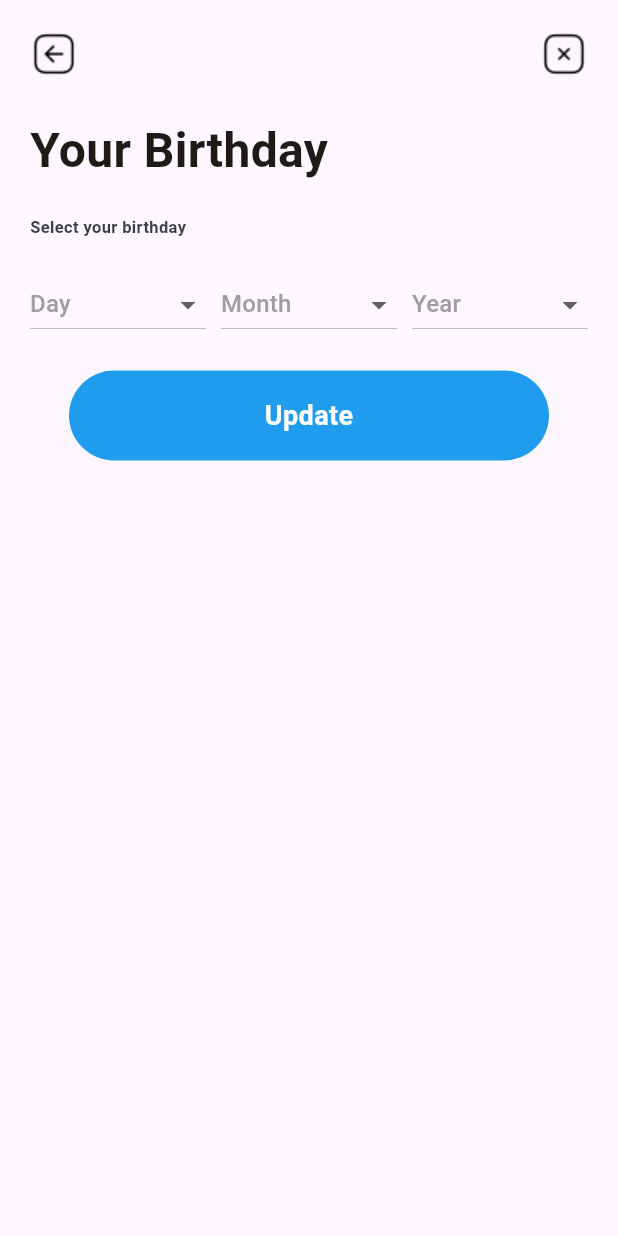
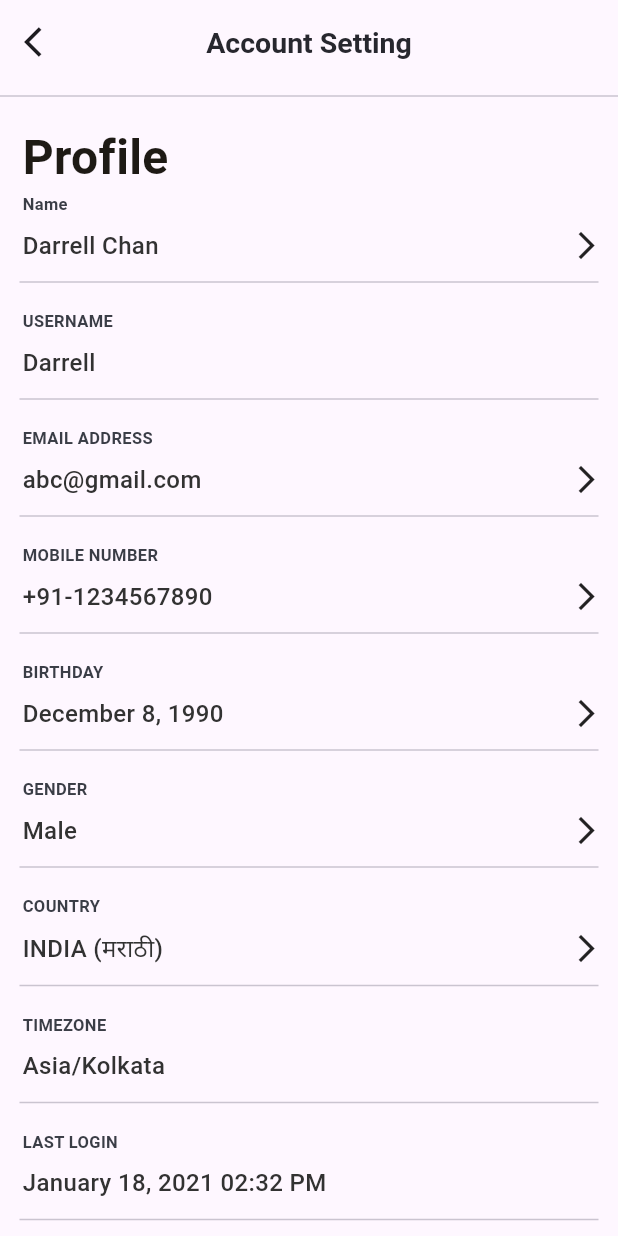
Before and after one commit to MuhammadAmirKhan-57/newzler_app, a Flutter app: the BirthdayScreen screen opened directly, after a tap on "Update", on a phone screen of 412 x 824 dp. Run offline on Flutter 3.47's test engine with Material 3 defaults, Android fonts, the phone set to English and light mode, and no system bars; our stand-ins replace image_picker, shared_preferences, smooth_page_indicator, video_player; accounts and stored records are empty.

Commit message:
Account Profile

```diff
--- /dev/null
+++ b/lib/view/profile/account_profile.dart
@@ -0,0 +1,427 @@
+import 'package:flutter/material.dart';
+import 'package:newzler_app/provider/theme_provider.dart';
+import 'package:newzler_app/view/profile/birthday_screen.dart';
+import 'package:provider/provider.dart';
+
+class Profile extends StatelessWidget {
+  const Profile({super.key});
+
+  @override
+  Widget build(BuildContext context) {
+    final isDarkTheme = Provider.of<ThemeProvider>(context).selectedTheme == 'Night';
+    return Scaffold(
+      appBar: AppBar(
+        centerTitle: true,
+        title: Text(
+          'Account Setting',
+          style: TextStyle(
+            fontSize: 19,
+            color: isDarkTheme ? Colors.white :Color(0xff27272E),
+            fontWeight: FontWeight.w700,
+          ),
+        ),
+        leading: Icon(Icons.arrow_back_ios),
+      ),
+      body: SafeArea(
+        minimum: EdgeInsets.zero,
+        child: SingleChildScrollView(
+          child: Column(
+            crossAxisAlignment: CrossAxisAlignment.start,
+            children: [
+              Divider(thickness: 1),
+              SizedBox(height: 10),
+              Padding(
+                padding: const EdgeInsets.symmetric(horizontal: 15),
+                child: Text(
+                  'Profile',
+                  style: TextStyle(
+                    fontSize: 32,
+                    fontWeight: FontWeight.w600,
+                    color: isDarkTheme ? Colors.white : Color(0xff1e1a15),
+                  ),
+                ),
+              ),
+              Padding(
+                padding: EdgeInsets.only(left: 15, right: 10),
+                child: Column(
+                  crossAxisAlignment: CrossAxisAlignment.start,
+                  children: [
+                    Text(
+                      'Name',
+                      style: TextStyle(
+                        fontSize: 11,
+                        fontWeight: FontWeight.w700,
+                        color:isDarkTheme ? Colors.white : Color(0xff3A3D46),
+                      ),
+                    ),
+                    SizedBox(height: 8),
+                    Row(
+                      mainAxisAlignment: MainAxisAlignment.spaceBetween,
+                      children: [
+                        Text(
+                          'Darrell Chan',
+                          style: TextStyle(
+                            fontSize: 16,
+                            fontWeight: FontWeight.w500,
+                            color: isDarkTheme ? Colors.white : Color(0xff323232),
+                          ),
+                        ),
+                        InkWell(
+                          onTap: () {}, // Name Update Screen
+                          child: Icon(Icons.arrow_forward_ios, size: 22)),
+                      ],
+                    ),
+                  ],
+                ),
+              ),
+              SizedBox(height: 5),
+               Padding(
+                padding: EdgeInsets.symmetric(horizontal: 13),
+                child: Divider(thickness: 1),
+              ),
+              SizedBox(height: 10),
+              Padding(
+                padding: EdgeInsets.only(left: 15, right: 10),
+                child: Column(
+                  crossAxisAlignment: CrossAxisAlignment.start,
+                  children: [
+                    Text(
+                      'USERNAME',
+                      style: TextStyle(
+                        fontSize: 11,
+                        fontWeight: FontWeight.w700,
+                        color: isDarkTheme ? Colors.white : Color(0xff3A3D46),
+                      ),
+                    ),
+                    SizedBox(height: 8),
+                    Row(
+                      mainAxisAlignment: MainAxisAlignment.spaceBetween,
+                      children: [
+                        Text(
+                          'Darrell',
+                          style: TextStyle(
+                            fontSize: 16,
+                            fontWeight: FontWeight.w500,
+                            color:isDarkTheme ? Colors.white : Color(0xff323232),
+                          ),
+                        ),
+                      ],
+                    ),
+                  ],
+                ),
+              ),
+               SizedBox(height: 5),
+              Padding(
+                padding: EdgeInsets.symmetric(horizontal: 13),
+                child: Divider(thickness: 1),
+              ),
+              SizedBox(height: 10),
+               Padding(
+                padding: EdgeInsets.only(left: 15, right: 10),
+                child: Column(
+                  crossAxisAlignment: CrossAxisAlignment.start,
+                  children: [
+                    Text(
+                      'EMAIL ADDRESS',
+                      style: TextStyle(
+                        fontSize: 11,
+                        fontWeight: FontWeight.w700,
+                        color:isDarkTheme ? Colors.white : Color(0xff3A3D46),
+                      ),
+                    ),
+                    SizedBox(height: 8),
+                    Row(
+                      mainAxisAlignment: MainAxisAlignment.spaceBetween,
+                      children: [
+                        Text(
+                          'abc@gmail.com',
+                          style: TextStyle(
+                            fontSize: 16,
+                            fontWeight: FontWeight.w500,
+                            color:isDarkTheme ? Colors.white : Color(0xff323232),
+                          ),
+                        ),
+                        InkWell(
+                          onTap: () {}, //Email Update Screen
+                          child: Icon(Icons.arrow_forward_ios, size: 22)),
+                      ],
+                    ),
+                  ],
+                ),
+              ),
+               SizedBox(height: 5),
+              Padding(
+                padding: EdgeInsets.symmetric(horizontal: 13),
+                child: Divider(thickness: 1),
+              ),
+              SizedBox(height: 10),
+               Padding(
+                padding: EdgeInsets.only(left: 15, right: 10),
+                child: Column(
+                  crossAxisAlignment: CrossAxisAlignment.start,
+                  children: [
+                    Text(
+                      'MOBILE NUMBER',
+                      style: TextStyle(
+                        fontSize: 11,
+                        fontWeight: FontWeight.w700,
+                        color:isDarkTheme ? Colors.white : Color(0xff3A3D46),
+                      ),
+                    ),
+                    SizedBox(height: 8),
+                    Row(
+                      mainAxisAlignment: MainAxisAlignment.spaceBetween,
+                      children: [
+                        Text(
+                          '+91-1234567890',
+                          style: TextStyle(
+                            fontSize: 16,
+                            fontWeight: FontWeight.w500,
+                            color:isDarkTheme ? Colors.white : Color(0xff323232),
+                          ),
+                        ),
+                        InkWell(
+                          onTap: () {},  // Phone Update Screen
+                          child: Icon(Icons.arrow_forward_ios, size: 22)),
+                      ],
+                    ),
+                  ],
+                ),
+              ),
+               SizedBox(height: 5),
+              Padding(
+                padding: EdgeInsets.symmetric(horizontal: 13),
+                child: Divider(thickness: 1),
+              ),
+              SizedBox(height: 10),
+               Padding(
+                padding: EdgeInsets.only(left: 15, right: 10),
+                child: Column(
+                  crossAxisAlignment: CrossAxisAlignment.start,
+                  children: [
+                    Text(
+                      'BIRTHDAY',
+                      style: TextStyle(
+                        fontSize: 11,
+                        fontWeight: FontWeight.w700,
+                        color:isDarkTheme ? Colors.white : Color(0xff3A3D46),
+                      ),
+                    ),
+                    SizedBox(height: 8),
+                    Row(
+                      mainAxisAlignment: MainAxisAlignment.spaceBetween,
+                      children: [
+                        Text(
+                          'December 8, 1990',
+                          style: TextStyle(
+                            fontSize: 16,
+                            fontWeight: FontWeight.w500,
+                            color:isDarkTheme ? Colors.white : Color(0xff323232),
+                          ),
+                        ),
+                        InkWell(
+                          onTap: () => Navigator.push(context, MaterialPageRoute(builder: (context) => BirthdayScreen())),
+                          child: Icon(Icons.arrow_forward_ios, size: 22)),
+                      ],
+                    ),
+                  ],
+                ),
+              ),
+               SizedBox(height: 5),
+              Padding(
+                padding: EdgeInsets.symmetric(horizontal: 13),
+                child: Divider(thickness: 1),
+              ),
+              SizedBox(height: 10),
+               Padding(
+                padding: EdgeInsets.only(left: 15, right: 10),
+                child: Column(
+                  crossAxisAlignment: CrossAxisAlignment.start,
+                  children: [
+                    Text(
+                      'GENDER',
+                      style: TextStyle(
+                        fontSize: 11,
+                        fontWeight: FontWeight.w700,
+                        color:isDarkTheme ? Colors.white : Color(0xff3A3D46),
+                      ),
+                    ),
+                    SizedBox(height: 8),
+                    Row(
+                      mainAxisAlignment: MainAxisAlignment.spaceBetween,
+                      children: [
+                        Text(
+                          'Male',
+                          style: TextStyle(
+                            fontSize: 16,
+                            fontWeight: FontWeight.w500,
+                            color: isDarkTheme ? Colors.white :Color(0xff323232),
+                          ),
+                        ),
+                        InkWell(
+                          onTap: () {}, //Gender Screen
+                          child: Icon(Icons.arrow_forward_ios, size: 22)),
+                      ],
+                    ),
+                  ],
+                ),
+              ),
+               SizedBox(height: 5),
+              Padding(
+                padding: EdgeInsets.symmetric(horizontal: 13),
+                child: Divider(thickness: 1),
+              ),
+              SizedBox(height: 10),
+               Padding(
+                padding: EdgeInsets.only(left: 15, right: 10),
+                child: Column(
+                  crossAxisAlignment: CrossAxisAlignment.start,
+                  children: [
+                    Text(
+                      'COUNTRY',
+                      style: TextStyle(
+                        fontSize: 11,
+                        fontWeight: FontWeight.w700,
+                        color:isDarkTheme ? Colors.white : Color(0xff3A3D46),
+                      ),
+                    ),
+                    SizedBox(height: 8),
+                    Row(
+                      mainAxisAlignment: MainAxisAlignment.spaceBetween,
+                      children: [
+                        Text(
+                          'INDIA (मराठी)',
+                          style: TextStyle(
+                            fontSize: 16,
+                            fontWeight: FontWeight.w500,
+                            color:isDarkTheme ? Colors.white : Color(0xff323232),
+                          ),
+                        ),
+                        InkWell(
+                          onTap: () {}, //Country Screen
+                          child: Icon(Icons.arrow_forward_ios, size: 22)),
+                      ],
+                    ),
+                  ],
+                ),
+              ),
+               SizedBox(height: 5),
+              Padding(
+                padding: EdgeInsets.symmetric(horizontal: 13),
+                child: Divider(thickness: 1),
+              ),
+              SizedBox(height: 10),
+              Padding(
+                padding: EdgeInsets.only(left: 15, right: 10),
+                child: Column(
+                  crossAxisAlignment: CrossAxisAlignment.start,
+                  children: [
+                    Text(
+                      'TIMEZONE',
+                      style: TextStyle(
+                        fontSize: 11,
+                        fontWeight: FontWeight.w700,
+                        color:isDarkTheme ? Colors.white : Color(0xff3A3D46),
+                      ),
+                    ),
+                    SizedBox(height: 8),
+                    Row(
+                      mainAxisAlignment: MainAxisAlignment.spaceBetween,
+                      children: [
+                        Text(
+                          'Asia/Kolkata',
+                          style: TextStyle(
+                            fontSize: 16,
+                            fontWeight: FontWeight.w500,
+                            color: isDarkTheme ? Colors.white :Color(0xff323232),
+                          ),
+                        ),
+                      ],
+                    ),
+                  ],
+                ),
+              ),
+               SizedBox(height: 5),
+              Padding(
+                padding: EdgeInsets.symmetric(horizontal: 13),
+                child: Divider(thickness: 1),
+              ),
+              SizedBox(height: 10),
+              Padding(
+                padding: EdgeInsets.only(left: 15, right: 10),
+                child: Column(
+                  crossAxisAlignment: CrossAxisAlignment.start,
+                  children: [
+                    Text(
+                      'LAST LOGIN',
+                      style: TextStyle(
+                        fontSize: 11,
+                        fontWeight: FontWeight.w700,
+                        color:isDarkTheme ? Colors.white : Color(0xff3A3D46),
+                      ),
+                    ),
+                    SizedBox(height: 8),
+                    Row(
+                      mainAxisAlignment: MainAxisAlignment.spaceBetween,
+                      children: [
+                        Text(
+                          'January 18, 2021 02:32 PM',
+                          style: TextStyle(
+                            fontSize: 16,
+                            fontWeight: FontWeight.w500,
+                            color:isDarkTheme ? Colors.white : Color(0xff323232),
+                          ),
+                        ),
+                      ],
+                    ),
+                  ],
+                ),
+              ),
+               SizedBox(height: 5),
+              Padding(
+                padding: EdgeInsets.symmetric(horizontal: 13),
+                child: Divider(thickness: 1),
+              ),
+              SizedBox(height: 10),
+              Padding(
+                padding: EdgeInsets.only(left: 15, right: 10),
+                child: Column(
+                  crossAxisAlignment: CrossAxisAlignment.start,
+                  children: [
+                    Text(
+                      'MEMBER SINCE',
+                      style: TextStyle(
+                        fontSize: 11,
+                        fontWeight: FontWeight.w700,
+                        color:isDarkTheme ? Colors.white : Color(0xff3A3D46),
+                      ),
+                    ),
+                    SizedBox(height: 8),
+                    Row(
+                      mainAxisAlignment: MainAxisAlignment.spaceBetween,
+                      children: [
+                        Text(
+                          'January 18, 2021',
+                          style: TextStyle(
+                            fontSize: 16,
+                            fontWeight: FontWeight.w500,
+                            color:isDarkTheme ? Colors.white : Color(0xff323232),
+                          ),
+                        ),
+                      ],
+                    ),
+                  ],
+                ),
+              ),
+               SizedBox(height: 5),
+              Padding(
+                padding: EdgeInsets.symmetric(horizontal: 13),
+                child: Divider(thickness: 1),
+              ),
+            ],
+          ),
+        ),
+      ),
+    );
+  }
+}
--- a/lib/view/profile/birthday_screen.dart
+++ b/lib/view/profile/birthday_screen.dart
@@ -1,5 +1,6 @@
 import 'package:flutter/material.dart';
 import 'package:newzler_app/provider/theme_provider.dart';
+import 'package:newzler_app/view/profile/account_profile.dart';
 import 'package:provider/provider.dart';
 
 class BirthdayScreen extends StatefulWidget {
@@ -49,7 +50,7 @@ class _BirthdayScreenState extends State<BirthdayScreen> {
                   mainAxisAlignment: MainAxisAlignment.spaceBetween,
                   children: [
                     InkWell(
-                      onTap: () {}, //Profile
+                      onTap: () => Navigator.push(context, MaterialPageRoute(builder: (context) => Profile())), //Profile
                       child: Image.asset(
                         'assets/images/arrow-1.png',
                         color: isDarkTheme ? Colors.white : Colors.black,
@@ -152,7 +153,7 @@ class _BirthdayScreenState extends State<BirthdayScreen> {
               ),
               const SizedBox(height: 20),
               GestureDetector(
-                onTap: () {}, //Profile
+                onTap: () => Navigator.push(context, MaterialPageRoute(builder: (context) => Profile())),
                 child: Center(
                   child: Container(
                     width: 320,
```
